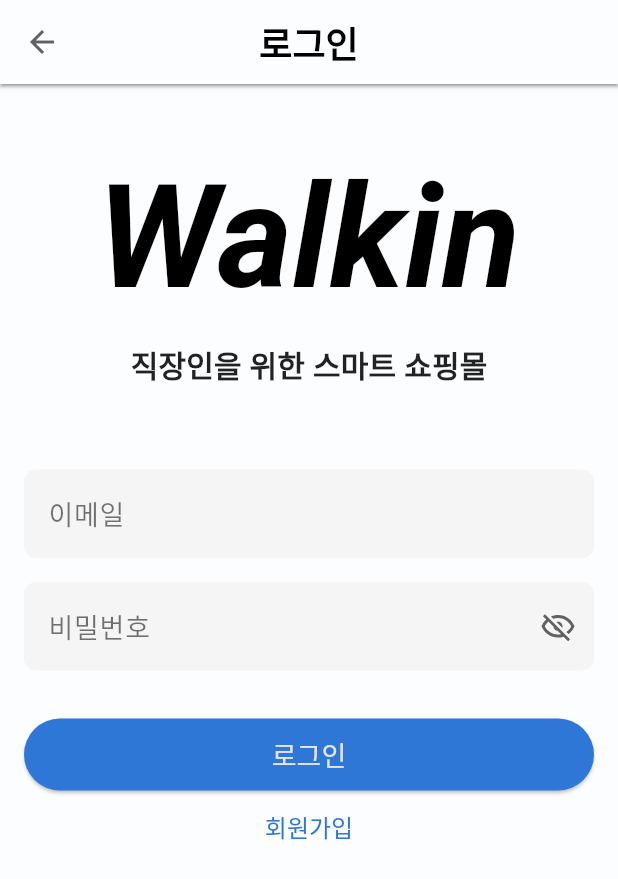
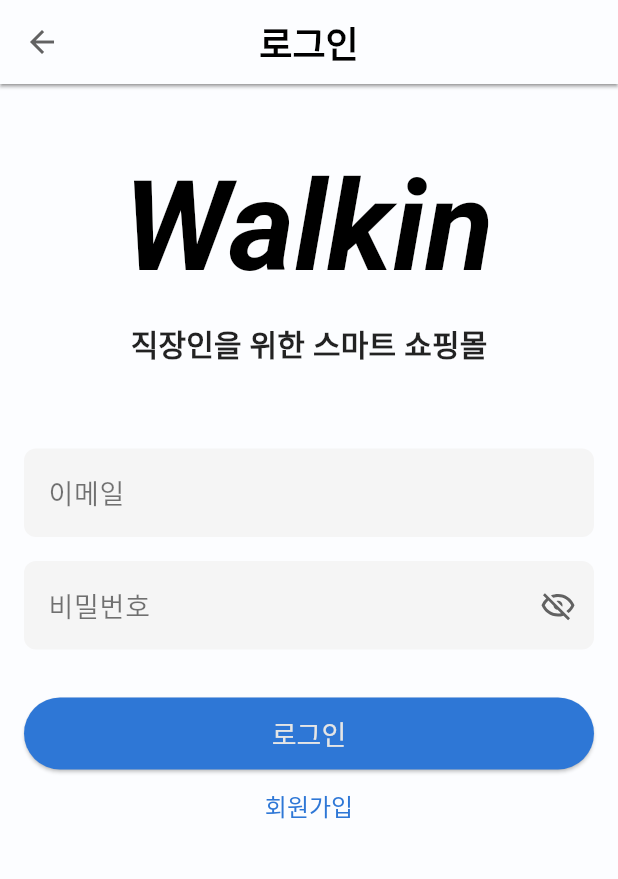
Before and after one commit to LIKELION-Android-Bootcamp-4th/AOS-04-officeShoppingMall, a Flutter app: the screen it shows after launch, on a phone screen of 412 x 824 dp. Shown: the top 879 px of the screen. Run offline on Flutter 3.47's test engine with Material 3 defaults, Android fonts, the light colour scheme and no system bars; our stand-ins replace dio, flutter_bloc, flutter_svg, fluttertoast, google_fonts, pretty_dio_logger and 2 more.

Commit message:
feat: 다이얼로그 테마 업데이트

```diff
--- a/lib/core/theme/theme.dart
+++ b/lib/core/theme/theme.dart
@@ -65,6 +65,10 @@ ThemeData appThemeData() {
       labelStyle: appTextTheme().bodyLarge,
       hintStyle: appTextTheme().bodyLarge,
     ),
+
+    dialogTheme: DialogThemeData(
+      backgroundColor: appColorScheme().surface,
+    )
   );
 }
 
@@ -72,7 +76,7 @@ TextTheme appTextTheme() {
   return TextTheme(
     // 인증 화면 앱 로고
     displayLarge: GoogleFonts.roboto(
-      fontSize: 96,
+      fontSize: 84,
       color: appColorScheme().onBackground,
       fontWeight: FontWeight.w700,
       fontStyle: FontStyle.italic,
```
